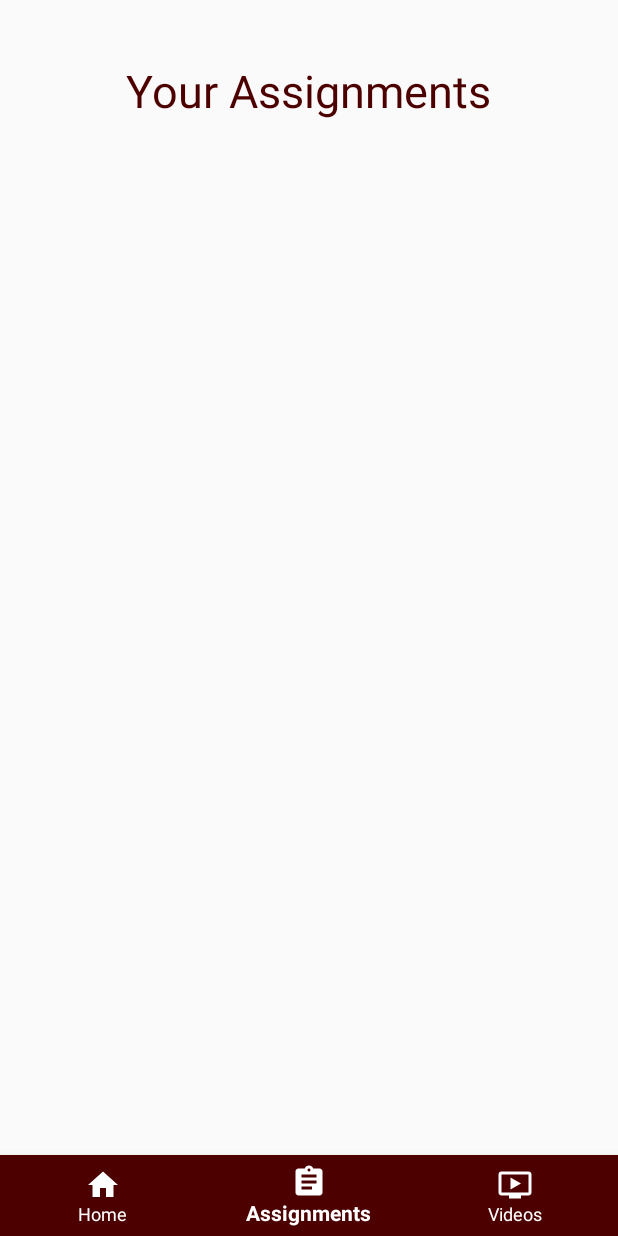
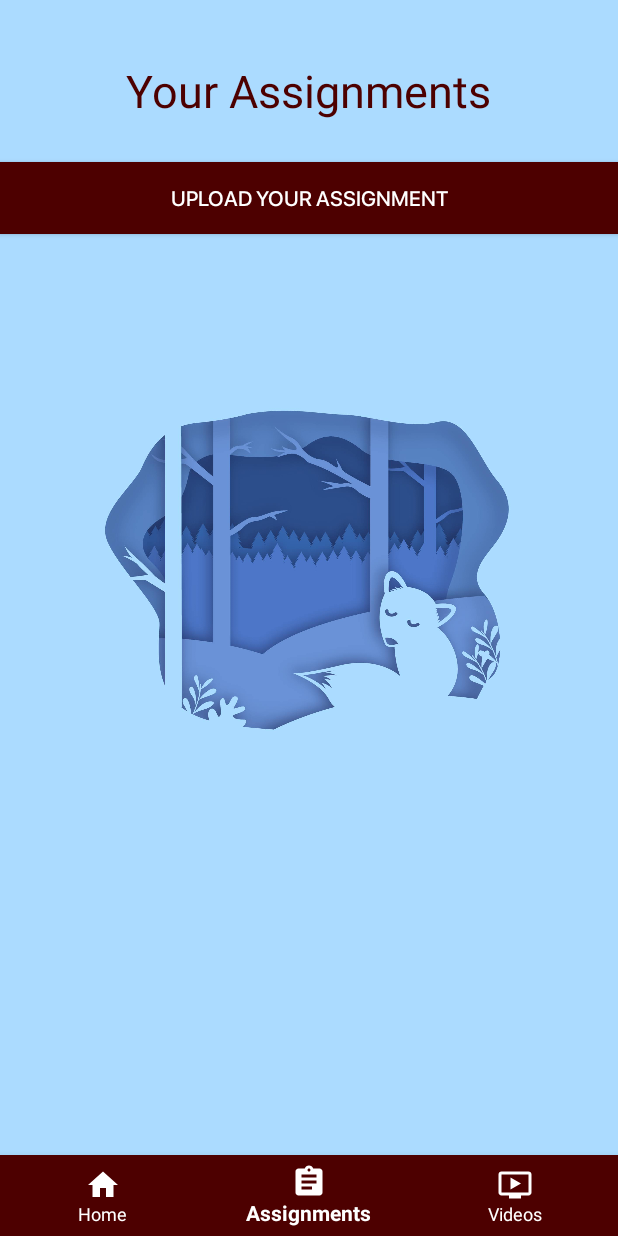
Before and after one commit to majiddeshmukh/CollegeApp, an Android app: the screen it shows after launch once a user with an empty profile is signed in (DashboardActivity), item 2 of the bottom bar chosen, on a phone screen of 412 x 824 dp. Run offline under Robolectric (Android 15) with nearby library versions, the phone set to English and light mode, and no system bars; our stand-ins replace Firebase (no records; nobody signed in at launch, a user with empty details on screens opened directly); Roboto replaces fonts that are not available here.

Commit message:
Bug fixes

```diff
--- a/app/src/main/res/layout/fragment_ass.xml
+++ b/app/src/main/res/layout/fragment_ass.xml
@@ -5,6 +5,14 @@
     android:layout_width="match_parent"
     android:layout_height="match_parent"
     tools:context=".AssFragment">
+
+    <View
+        android:id="@+id/assview"
+        android:layout_width="match_parent"
+        android:layout_height="match_parent"
+        android:background="@drawable/assback"
+        tools:layout_editor_absoluteX="0dp"
+        tools:layout_editor_absoluteY="-27dp" />
 
     <TextView
         android:layout_width="wrap_content"
@@ -19,5 +27,17 @@
         android:textColor="@color/colorRed"
         android:textSize="30dp"/>
 
+    <Button
+        android:id="@+id/upload_ass"
+        android:layout_width="match_parent"
+        android:layout_height="wrap_content"
+        android:layout_marginTop="108dp"
+        android:background="@color/colorRed"
+        android:fontFamily="@font/sf_medium"
+        android:text="UPLOAD YOUR ASSIGNMENT"
+        android:textColor="@color/colorWhite"
+        app:layout_constraintTop_toTopOf="parent"
+        tools:layout_editor_absoluteX="0dp" />
+
 
 </androidx.constraintlayout.widget.ConstraintLayout>
--- a/app/src/main/res/layout/fragment_vid.xml
+++ b/app/src/main/res/layout/fragment_vid.xml
@@ -5,6 +5,12 @@
     android:layout_width="match_parent"
     android:layout_height="match_parent"
     tools:context=".VidFragment">
+
+    <View
+        android:layout_width="match_parent"
+        android:layout_height="match_parent"
+        android:id="@+id/vidview"
+        android:background="@drawable/vidback"/>
 
     <TextView
         android:id="@+id/textView2"
```
Also changed, not shown: app/src/main/java/com/example/collegeappp/AssFragment.kt (+50 -0 lines), app/src/main/java/com/example/collegeappp/DataActivity.kt (+3 -4 lines), app/src/main/res/layout/activity_main.xml (+5 -5 lines), app/src/main/res/layout/fragment_home.xml (+13 -0 lines), app/src/main/res/drawable/assback.jpg (added), app/src/main/res/drawable/homeback.jpg (added), app/src/main/res/drawable/vidback.jpg (added), app/src/main/res/logo/applogo.png (deleted).
